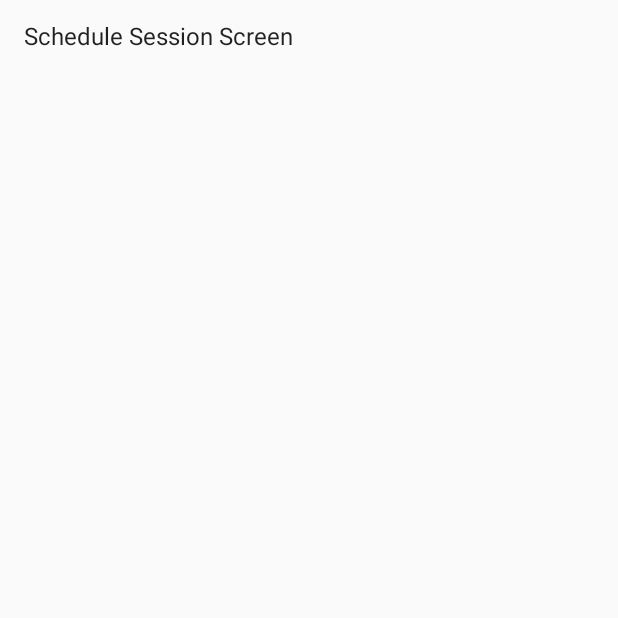
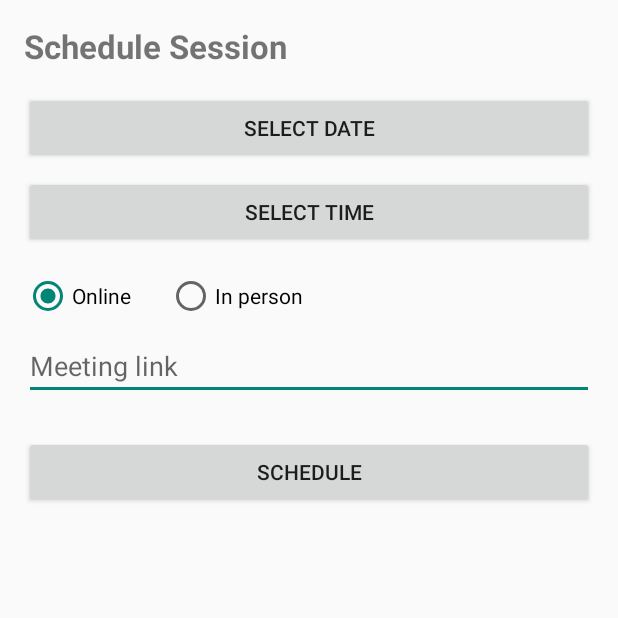
Before and after one commit to JustTheTech-debug/PeerTutoringSystem, an Android app built with Jetpack Compose: the fragment ScheduleSessionFragment shown on its own in the app's theme, on a phone screen of 412 x 824 dp, the top half of it. Run offline under Robolectric (Android 15) with nearby library versions, the phone set to English and light mode, and no system bars.

Commit message:
Build Schedule Session screen

```diff
--- a/app/src/main/java/com/example/peertutoringsystem/ui/sessions/ScheduleSessionFragment.kt
+++ b/app/src/main/java/com/example/peertutoringsystem/ui/sessions/ScheduleSessionFragment.kt
@@ -1,19 +1,115 @@
 package com.example.peertutoringsystem.ui.sessions
 
+import android.app.DatePickerDialog
+import android.app.TimePickerDialog
 import android.os.Bundle
 import android.view.LayoutInflater
 import android.view.View
 import android.view.ViewGroup
+import android.widget.Button
+import android.widget.EditText
+import android.widget.RadioButton
+import android.widget.RadioGroup
 import android.widget.TextView
+import android.widget.Toast
 import androidx.fragment.app.Fragment
+import androidx.fragment.app.viewModels
+import androidx.navigation.fragment.findNavController
+import com.example.peertutoringsystem.R
+import com.example.peertutoringsystem.ui.viewmodel.SessionViewModel
+import java.text.SimpleDateFormat
+import java.util.Calendar
+import java.util.Locale
 
 class ScheduleSessionFragment : Fragment() {
+
+    private val viewModel: SessionViewModel by viewModels()
+
+    // Passed in by whoever opens this screen (Accept button). 0 = not passed (testing)
+    private val requestId: Int get() = arguments?.getInt("requestId", 0) ?: 0
+    private val offerId: Int get() = arguments?.getInt("offerId", 0) ?: 0
+
+    private val chosen: Calendar = Calendar.getInstance()
+    private var dateChosen = false
+    private var timeChosen = false
+
     override fun onCreateView(
         inflater: LayoutInflater, container: ViewGroup?,
         savedInstanceState: Bundle?
-    ): View? {
-        return inflater.inflate(android.R.layout.simple_list_item_1, container, false).apply {
-            findViewById<TextView>(android.R.id.text1).text = "Schedule Session Screen"
+    ): View? = inflater.inflate(R.layout.fragment_schedule_session, container, false)
+
+    override fun onViewCreated(view: View, savedInstanceState: Bundle?) {
+        super.onViewCreated(view, savedInstanceState)
+
+        val btnDate = view.findViewById<Button>(R.id.btnPickDate)
+        val btnTime = view.findViewById<Button>(R.id.btnPickTime)
+        val rgMode = view.findViewById<RadioGroup>(R.id.rgMode)
+        val etLocation = view.findViewById<EditText>(R.id.etLocationOrLink)
+        val tvError = view.findViewById<TextView>(R.id.tvError)
+        val btnSchedule = view.findViewById<Button>(R.id.btnSchedule)
+
+        btnDate.setOnClickListener {
+            val now = Calendar.getInstance()
+            DatePickerDialog(requireContext(), { _, year, month, day ->
+                chosen.set(Calendar.YEAR, year)
+                chosen.set(Calendar.MONTH, month)
+                chosen.set(Calendar.DAY_OF_MONTH, day)
+                dateChosen = true
+                btnDate.text = SimpleDateFormat("EEE, dd MMM yyyy", Locale.getDefault())
+                    .format(chosen.time)
+            }, now.get(Calendar.YEAR), now.get(Calendar.MONTH), now.get(Calendar.DAY_OF_MONTH))
+                .show()
+        }
+
+        btnTime.setOnClickListener {
+            val now = Calendar.getInstance()
+            TimePickerDialog(requireContext(), { _, hour, minute ->
+                chosen.set(Calendar.HOUR_OF_DAY, hour)
+                chosen.set(Calendar.MINUTE, minute)
+                timeChosen = true
+                btnTime.text = String.format(Locale.getDefault(), "%02d:%02d", hour, minute)
+            }, now.get(Calendar.HOUR_OF_DAY), now.get(Calendar.MINUTE), true).show()
+        }
+
+        // Change the hint to match the chosen mode
+        rgMode.setOnCheckedChangeListener { _, checkedId ->
+            etLocation.hint =
+                if (checkedId == R.id.rbOnline) "Meeting link" else "Meeting location"
+        }
+
+        btnSchedule.setOnClickListener {
+            tvError.visibility = View.GONE
+
+            if (!dateChosen || !timeChosen) {
+                showError(tvError, "Select a date and a time")
+                return@setOnClickListener
+            }
+
+            chosen.set(Calendar.SECOND, 0)
+            chosen.set(Calendar.MILLISECOND, 0)
+
+            val mode =
+                if (rgMode.checkedRadioButtonId == R.id.rbOnline) "ONLINE" else "IN_PERSON"
+
+            val error = viewModel.scheduleSession(
+                offerId = offerId,
+                requestId = requestId,
+                dateTime = chosen.timeInMillis,
+                mode = mode,
+                locationOrLink = etLocation.text.toString()
+            )
+
+            if (error != null) {
+                showError(tvError, error)
+            } else {
+                Toast.makeText(requireContext(), "Session scheduled", Toast.LENGTH_SHORT).show()
+                findNavController().navigate(R.id.sessionsListFragment)
+            }
         }
     }
+
+    private fun showError(tv: TextView, message: String) {
+        tv.text = message
+        tv.visibility = View.VISIBLE
+    }
 }
--- /dev/null
+++ b/app/src/main/res/layout/fragment_schedule_session.xml
@@ -0,0 +1,79 @@
+<?xml version="1.0" encoding="utf-8"?>
+<ScrollView xmlns:android="http://schemas.android.com/apk/res/android"
+    android:layout_width="match_parent"
+    android:layout_height="match_parent"
+    android:fillViewport="true">
+
+    <LinearLayout
+        android:layout_width="match_parent"
+        android:layout_height="wrap_content"
+        android:orientation="vertical"
+        android:padding="16dp">
+
+        <TextView
+            android:layout_width="wrap_content"
+            android:layout_height="wrap_content"
+            android:text="Schedule Session"
+            android:textSize="22sp"
+            android:textStyle="bold" />
+
+        <Button
+            android:id="@+id/btnPickDate"
+            android:layout_width="match_parent"
+            android:layout_height="wrap_content"
+            android:layout_marginTop="16dp"
+            android:text="Select date" />
+
+        <Button
+            android:id="@+id/btnPickTime"
+            android:layout_width="match_parent"
+            android:layout_height="wrap_content"
+            android:layout_marginTop="8dp"
+            android:text="Select time" />
+
+        <RadioGroup
+            android:id="@+id/rgMode"
+            android:layout_width="match_parent"
+            android:layout_height="wrap_content"
+            android:layout_marginTop="16dp"
+            android:orientation="horizontal">
+
+            <RadioButton
+                android:id="@+id/rbOnline"
+                android:layout_width="wrap_content"
+                android:layout_height="wrap_content"
+                android:checked="true"
+                android:text="Online" />
+
+            <RadioButton
+                android:id="@+id/rbInPerson"
+                android:layout_width="wrap_content"
+                android:layout_height="wrap_content"
+                android:layout_marginStart="24dp"
+                android:text="In person" />
+        </RadioGroup>
+
+        <EditText
+            android:id="@+id/etLocationOrLink"
+            android:layout_width="match_parent"
+            android:layout_height="wrap_content"
+            android:layout_marginTop="8dp"
+            android:hint="Meeting link"
+            android:inputType="textUri" />
+
+        <TextView
+            android:id="@+id/tvError"
+            android:layout_width="match_parent"
+            android:layout_height="wrap_content"
+            android:layout_marginTop="8dp"
+            android:textColor="#B00020"
+            android:visibility="gone" />
+
+        <Button
+            android:id="@+id/btnSchedule"
+            android:layout_width="match_parent"
+            android:layout_height="wrap_content"
+            android:layout_marginTop="24dp"
+            android:text="Schedule" />
+    </LinearLayout>
+</ScrollView>
```
